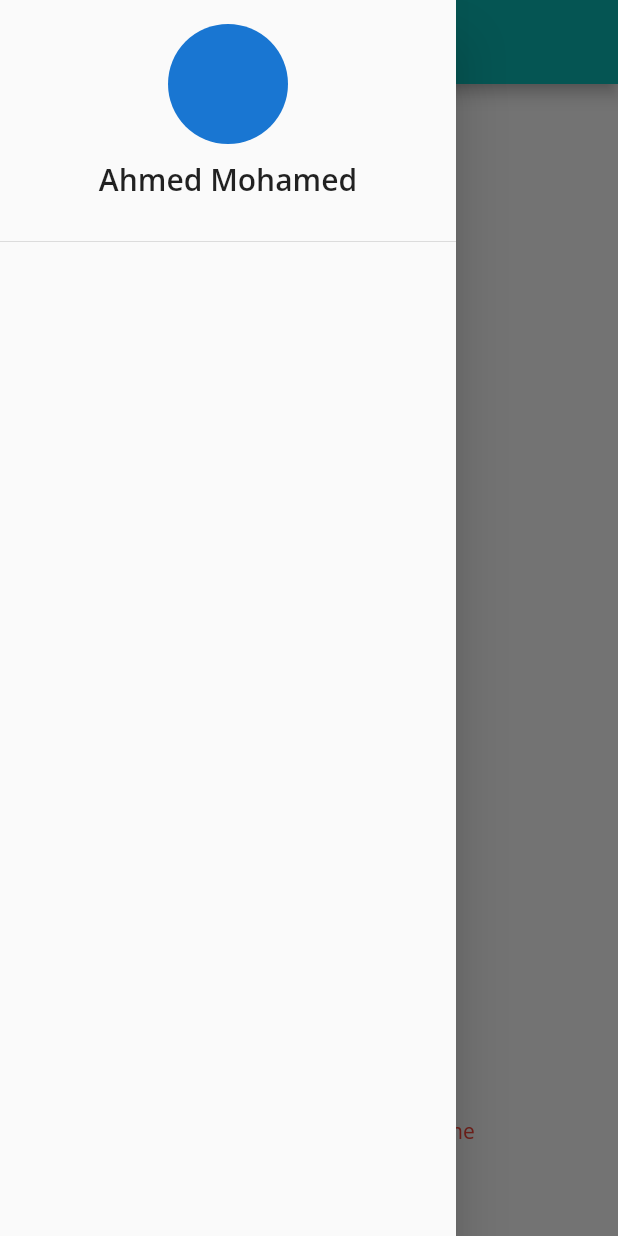
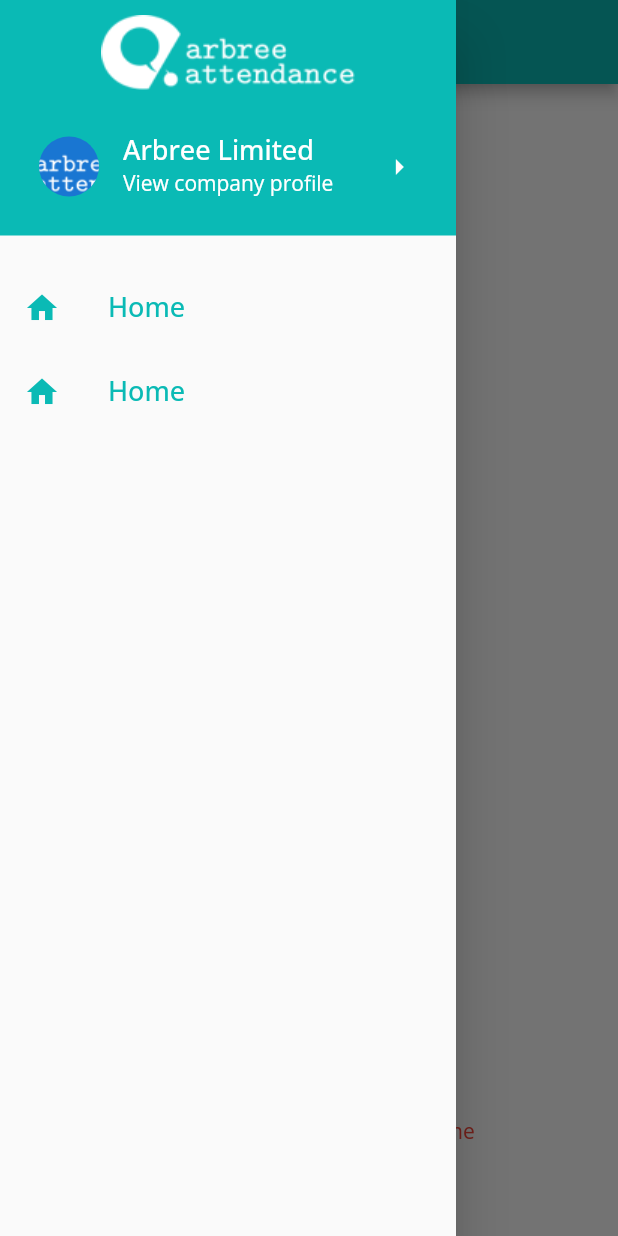
Before and after one commit to najmulmyself/arbree_attendance, a Flutter app: the ClockInPage screen opened by its route, with the side drawer open, on a phone screen of 412 x 824 dp. Run offline on Flutter 3.47's test engine with Material 2 defaults, Android fonts, the phone set to English and light mode, and no system bars; our stand-ins replace flutter_svg, font_awesome_flutter, google_fonts, shared_preferences; accounts and stored records are empty.

Commit message:
added drawer needs to be centered

```diff
--- /dev/null
+++ b/lib/component/drawer_content.dart
@@ -0,0 +1,141 @@
+// ignore_for_file: prefer_const_constructors, prefer_const_literals_to_create_immutables
+
+import 'dart:ui';
+
+import 'package:flutter/material.dart';
+import 'package:google_fonts/google_fonts.dart';
+
+class DrawerContent extends StatelessWidget {
+  const DrawerContent({
+    Key? key,
+  }) : super(key: key);
+
+  @override
+  Widget build(BuildContext context) {
+    List items = [
+      'Shift 1',
+      'Shift 2',
+    ];
+    return ListView(
+      shrinkWrap: true,
+      children: [
+        Container(
+          // height: 150,
+          width: double.infinity,
+          color: Color(0xff0ABAB5),
+          child: Padding(
+            padding: const EdgeInsets.all(10.0),
+            child: Column(
+              children: [
+                Image.asset('assets/images/logo_aaa.png'),
+                SizedBox(
+                  height: 15,
+                ),
+                ListTile(
+                  leading: CircleAvatar(
+                    // backgroundColor: Colors.white,
+                    radius: 20,
+                    backgroundImage: AssetImage('assets/images/logo_aaa.png'),
+                  ),
+                  title: Text(
+                    'Arbree Limited',
+                    style: TextStyle(color: Colors.white, fontSize: 18),
+                  ),
+                  subtitle: Text(
+                    'View company profile',
+                    style: TextStyle(color: Colors.white),
+                  ),
+                  trailing: Icon(
+                    Icons.arrow_right_outlined,
+                    color: Colors.white,
+                  ),
+                )
+              ],
+            ),
+          ),
+        ),
+        SizedBox(
+          height: 20,
+        ),
+        Align(
+          alignment: Alignment.center,
+          child: Column(
+            children: [
+              ListTile(
+                leading: Icon(
+                  Icons.home,
+                  color: Color(0xff0ABAB5),
+                ),
+                title: Text(
+                  'Home',
+                  style: TextStyle(
+                    fontSize: 18,
+                    color: Color(0xff0ABAB5),
+                  ),
+                ),
+              ),
+              ListTile(
+                leading: Icon(
+                  Icons.home,
+                  color: Color(0xff0ABAB5),
+                ),
+                title: Text(
+                  'Home',
+                  style: TextStyle(
+                    fontSize: 18,
+                    color: Color(0xff0ABAB5),
+                  ),
+                ),
+              ),
+            ],
+          ),
+        )
+      ],
+    );
+  }
+}
+
+
+// DropdownButtonHideUnderline(
+//                   child: DropdownButton(
+//                       // hint: Text('Select Shift'),
+//                       // value: items[0],
+//                       // icon: Icon(
+//                       //   Icons.keyboard_arrow_down_outlined,
+//                       // ),
+//                       // hint: ListTile(
+//                       //   leading: Icon(
+//                       //     Icons.verified_user_outlined,
+//                       //   ),
+//                       //   title: Text('Arbree Limited'),
+//                       //   subtitle: Text('View company profile'),
+//                       //   trailing: Icon(Icons.arrow_drop_down_circle_sharp),
+//                       // ),
+//                       // hint: Row(
+//                       //   children: [
+//                       //     Icon(Icons.verified),
+//                       //     Column(
+//                       //       children: [
+//                       //         Text('Arbree Limited'),
+//                       //         Text('View company profile'),
+//                       //       ],
+//                       //     ),
+//                       //     Icon(Icons.arrow_drop_down),
+//                       //   ],
+//                       // ),
+//                       // ],
+//                       // ),
+//                       // underline: Container(
+//                       //   height: 2,
+//                       //   color: Colors.grey,
+//                       // ),
+//                       items: items
+//                           .map(
+//                             (shift) => DropdownMenuItem(
+//                               child: Text(shift),
+//                               value: shift,
+//                             ),
+//                           )
+//                           .toList(),
+//                       onChanged: (value) {}),
+//                 ),
--- a/lib/screens/clock_in.dart
+++ b/lib/screens/clock_in.dart
@@ -1,5 +1,6 @@
 // ignore_for_file: prefer_const_constructors, prefer_const_literals_to_create_immutables
 
+import 'package:arbree_attendance/component/drawer_content.dart';
 import 'package:flutter/material.dart';
 import 'package:flutter_svg/svg.dart';
 import 'package:font_awesome_flutter/font_awesome_flutter.dart';
@@ -23,31 +24,7 @@ class _ClockInPageState extends State<ClockInPage> {
     ];
     return Scaffold(
       drawer: Drawer(
-        child: ListView(
-          padding: EdgeInsets.zero,
-          children: [
-            DrawerHeader(
-              child: Column(
-                children: [
-                  CircleAvatar(
-                    radius: 40,
-                    // backgroundImage: AssetImage('assets/images/user.png'),
-                  ),
-                  SizedBox(
-                    height: 10,
-                  ),
-                  Text(
-                    'Ahmed Mohamed',
-                    style: GoogleFonts.openSans(
-                      fontSize: 20,
-                      fontWeight: FontWeight.w600,
-                    ),
-                  ),
-                ],
-              ),
-            )
-          ],
-        ),
+        child: DrawerContent(),
       ),
       appBar: AppBar(
         // leading: Padding(
```
